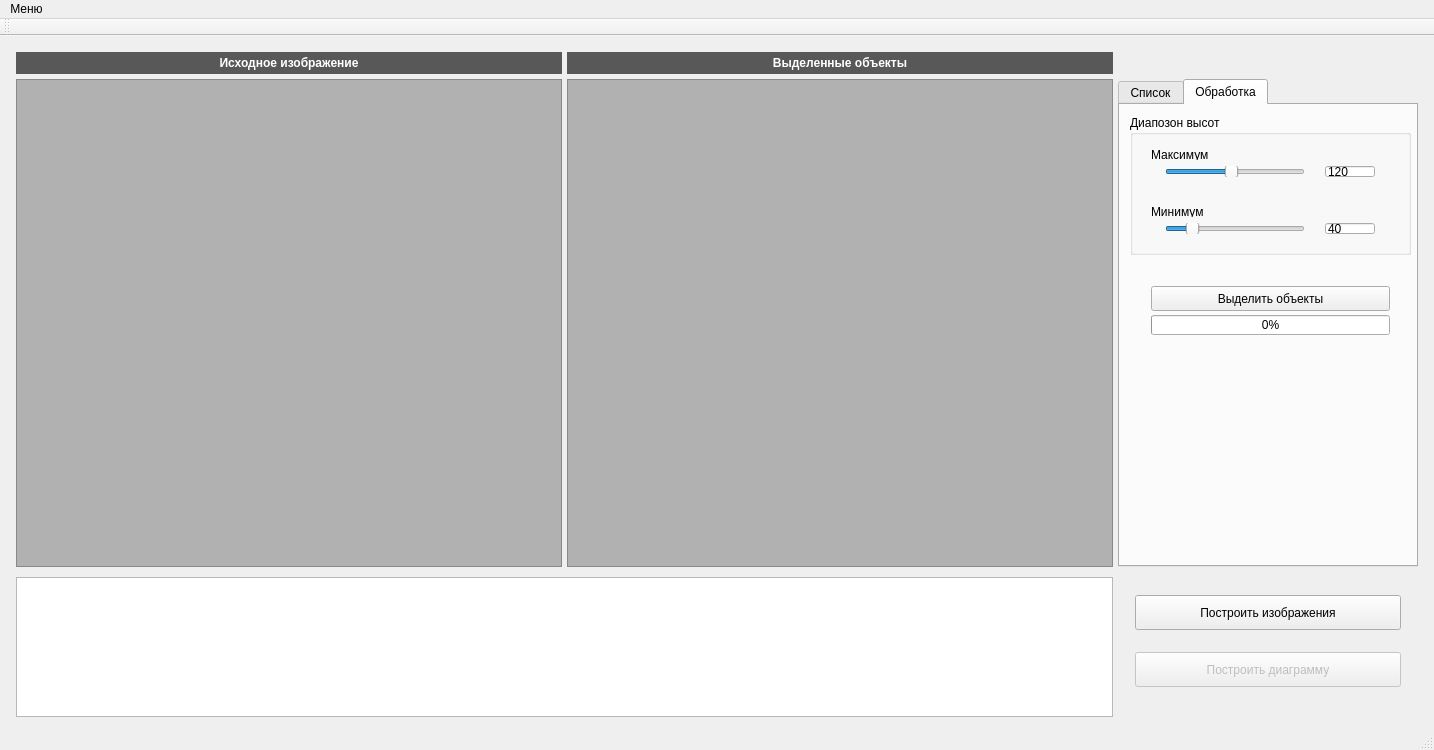
First picture: the form in Recognite/mainwindow.ui, repository relaxesemind/Recognite, before the edit.
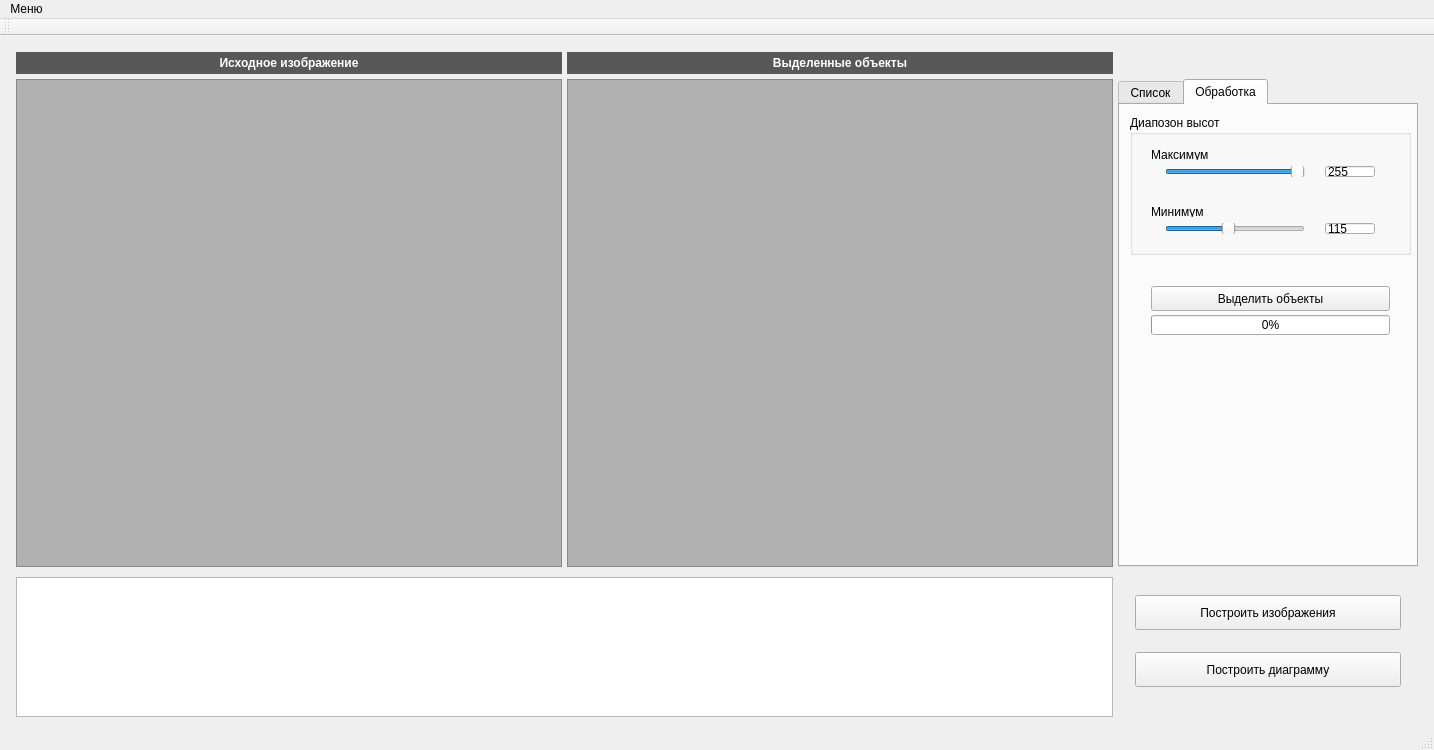
Second picture: the form after the edit. Icons and pictures are not drawn. Custom widgets are drawn as their Qt base class.

Diff of the .ui file:
```diff
--- a/Recognite/mainwindow.ui
+++ b/Recognite/mainwindow.ui
@@ -119,7 +119,7 @@
         <item>
          <widget class="QPushButton" name="pushButton_3">
           <property name="enabled">
-           <bool>false</bool>
+           <bool>true</bool>
           </property>
           <property name="minimumSize">
            <size>
@@ -277,7 +277,7 @@
                  <number>5</number>
                 </property>
                 <property name="value">
-                 <number>40</number>
+                 <number>115</number>
                 </property>
                 <property name="orientation">
                  <enum>Qt::Horizontal</enum>
@@ -293,7 +293,7 @@
                  </size>
                 </property>
                 <property name="text">
-                 <string>40</string>
+                 <string>115</string>
                 </property>
                </widget>
               </item>
@@ -335,7 +335,7 @@
                  <number>5</number>
                 </property>
                 <property name="value">
-                 <number>120</number>
+                 <number>255</number>
                 </property>
                 <property name="orientation">
                  <enum>Qt::Horizontal</enum>
@@ -351,7 +351,7 @@
                  </size>
                 </property>
                 <property name="text">
-                 <string>120</string>
+                 <string>255</string>
                 </property>
                </widget>
               </item>
@@ -360,7 +360,7 @@
            </layout>
           </widget>
          </widget>
-         <widget class="QWidget" name="">
+         <widget class="QWidget" name="layoutWidget">
           <property name="geometry">
            <rect>
             <x>20</x>
```
Left out of the diff: 4 changed lines with no effect on the pictures.
